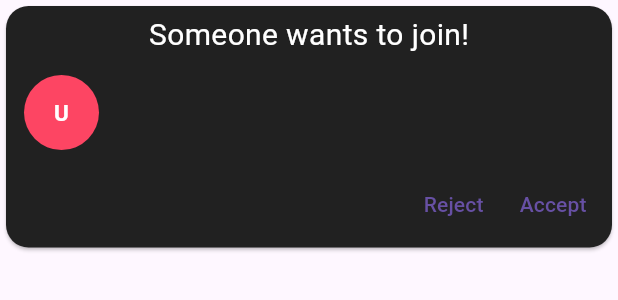
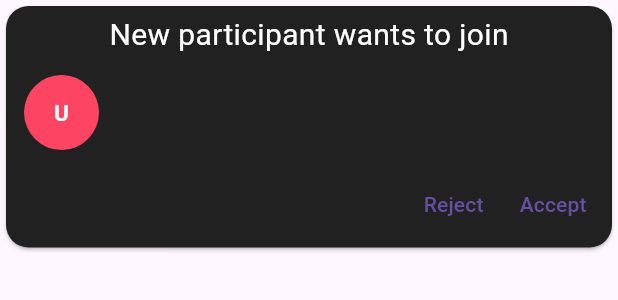
Before and after one commit to daakia/daakia_vc_flutter_sdk, a Flutter app: the LobbyRequestDialog widget shown alone on an empty page, opened directly with empty values, on a phone screen of 412 x 824 dp. Shown: the top 300 px of the screen. Run offline on Flutter 3.47's test engine with Material 3 defaults, Android fonts, the phone set to English and light mode, and no system bars; our stand-ins replace dio, file_picker, flutter_animate, flutter_chat_types, flutter_svg, open_file and 6 more; missing offline and left inert: animated_emoji, flutter_background, flutter_link_previewer, flutter_webrtc, livekit_client, loading_btn and 4 more; accounts and stored records are empty; generated files the repository leaves out were written again.

Commit message:
fix: minor text change in lobby-request

```diff
--- a/lib/rtc/lobby_request_manager.dart
+++ b/lib/rtc/lobby_request_manager.dart
@@ -97,7 +97,7 @@ class LobbyRequestDialog extends StatelessWidget {
         child: Column(
           mainAxisSize: MainAxisSize.min,
           children: [
-            const Text("Someone wants to join!", style: TextStyle(color: Colors.white, fontSize: 20)),
+            const Text("New participant wants to join", style: TextStyle(color: Colors.white, fontSize: 20)),
             const SizedBox(height: 10,),
             Row(
               children: [
```
